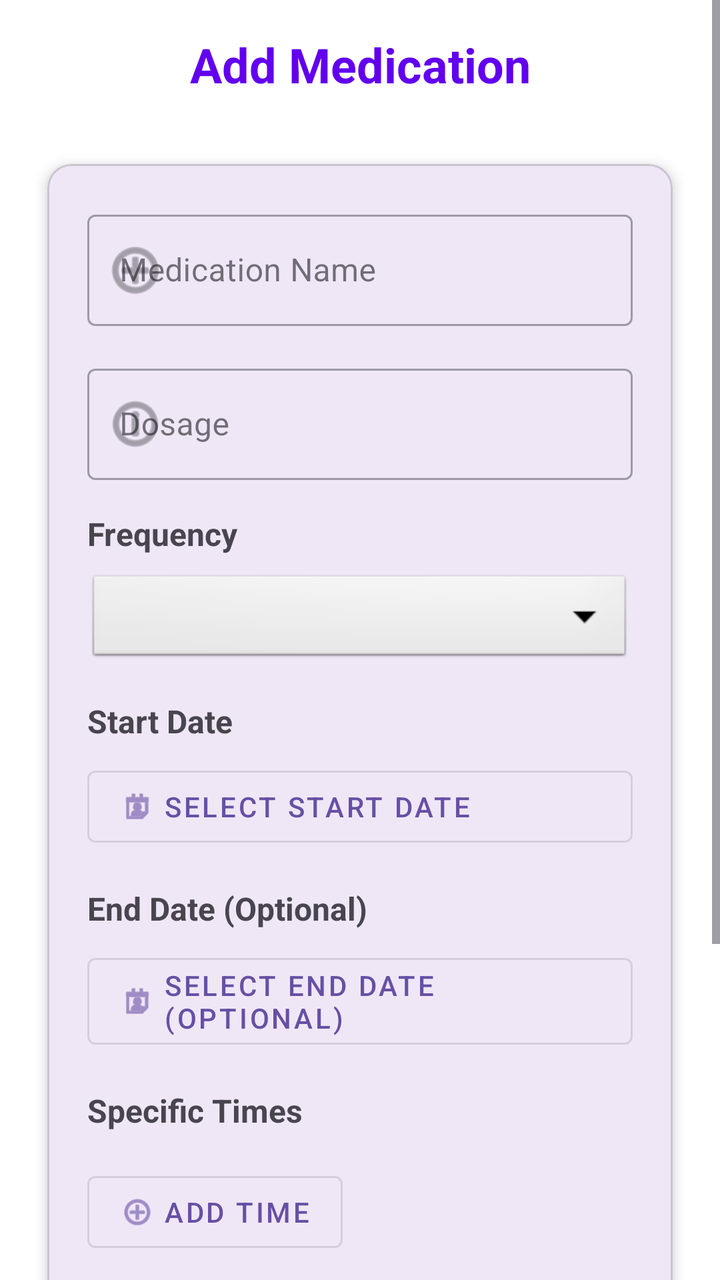
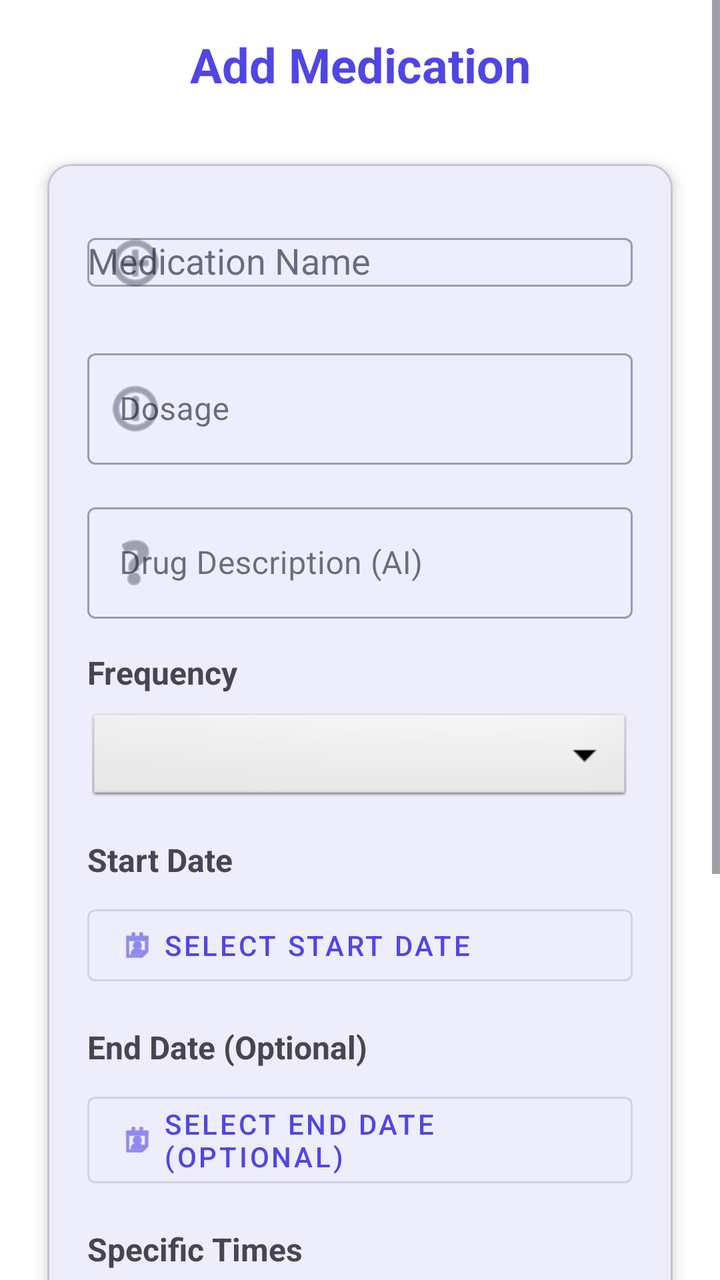

Screens rendered from an Android XML layout before and after an edit, with the pre-edit source and the edit as a unified diff.
<!-- AndroidManifest.xml: activity theme Theme.DoseBuddy -->
<!-- res/layout/activity_add_medication.xml -->
<?xml version="1.0" encoding="utf-8"?>
<ScrollView xmlns:android="http://schemas.android.com/apk/res/android"
    xmlns:app="http://schemas.android.com/apk/res-auto"
    xmlns:tools="http://schemas.android.com/tools"
    android:layout_width="match_parent"
    android:layout_height="match_parent"
    android:fillViewport="true"
    android:background="@color/white"
    tools:context=".AddMedicationActivity">

    <LinearLayout
        android:layout_width="match_parent"
        android:layout_height="wrap_content"
        android:orientation="vertical"
        android:padding="16dp">

        
        <TextView
            android:id="@+id/tv_header"
            android:layout_width="match_parent"
            android:layout_height="wrap_content"
            android:text="@string/add_medication"
            android:textSize="24sp"
            android:textStyle="bold"
            android:textColor="@color/design_default_color_primary"
            android:gravity="center"
            android:layout_marginBottom="24dp" />

        
        <com.google.android.material.card.MaterialCardView
            android:layout_width="match_parent"
            android:layout_height="wrap_content"
            android:layout_marginBottom="16dp"
            app:cardCornerRadius="12dp"
            app:cardElevation="4dp"
            app:cardUseCompatPadding="true">

            <LinearLayout
                android:layout_width="match_parent"
                android:layout_height="wrap_content"
                android:orientation="vertical"
                android:padding="20dp">

                
                <com.google.android.material.textfield.TextInputLayout
                    android:id="@+id/til_medication_name"
                    android:layout_width="match_parent"
                    android:layout_height="wrap_content"
                    android:layout_marginBottom="16dp"
                    android:hint="@string/medication_name"
                    app:startIconDrawable="@android:drawable/ic_menu_add"
                    app:endIconMode="clear_text"
                    style="@style/Widget.MaterialComponents.TextInputLayout.OutlinedBox">

                    <com.google.android.material.textfield.TextInputEditText
                        android:id="@+id/et_medication_name"
                        android:layout_width="match_parent"
                        android:layout_height="wrap_content"
                        android:inputType="textCapWords"
                        android:maxLines="1" />

                </com.google.android.material.textfield.TextInputLayout>

                
                <com.google.android.material.textfield.TextInputLayout
                    android:id="@+id/til_dosage"
                    android:layout_width="match_parent"
                    android:layout_height="wrap_content"
                    android:layout_marginBottom="16dp"
                    android:hint="@string/dosage"
                    app:startIconDrawable="@android:drawable/ic_menu_info_details"
                    app:endIconMode="clear_text"
                    style="@style/Widget.MaterialComponents.TextInputLayout.OutlinedBox">

                    <com.google.android.material.textfield.TextInputEditText
                        android:id="@+id/et_dosage"
                        android:layout_width="match_parent"
                        android:layout_height="wrap_content"
                        android:inputType="text"
                        android:maxLines="1" />

                </com.google.android.material.textfield.TextInputLayout>

                
                <TextView
                    android:layout_width="wrap_content"
                    android:layout_height="wrap_content"
                    android:text="@string/frequency"
                    android:textSize="16sp"
                    android:textStyle="bold"
                    android:layout_marginBottom="8dp" />

                <Spinner
                    android:id="@+id/spinner_frequency"
                    android:layout_width="match_parent"
                    android:layout_height="48dp"
                    android:layout_marginBottom="16dp"
                    android:background="@android:drawable/btn_dropdown"
                    android:padding="12dp" />

                
                <com.google.android.material.textfield.TextInputLayout
                    android:id="@+id/til_times_per_day"
                    android:layout_width="match_parent"
                    android:layout_height="wrap_content"
                    android:layout_marginBottom="16dp"
                    android:hint="@string/times_per_day"
                    android:visibility="gone"
                    style="@style/Widget.MaterialComponents.TextInputLayout.OutlinedBox">

                    <com.google.android.material.textfield.TextInputEditText
                        android:id="@+id/et_times_per_day"
                        android:layout_width="match_parent"
                        android:layout_height="wrap_content"
                        android:inputType="number"
                        android:maxLines="1" />

                </com.google.android.material.textfield.TextInputLayout>

                
                <TextView
                    android:layout_width="wrap_content"
                    android:layout_height="wrap_content"
                    android:text="@string/start_date"
                    android:textSize="16sp"
                    android:textStyle="bold"
                    android:layout_marginBottom="8dp" />

                <com.google.android.material.button.MaterialButton
                    android:id="@+id/btn_start_date"
                    android:layout_width="match_parent"
                    android:layout_height="wrap_content"
                    android:text="Select Start Date"
                    android:textAlignment="textStart"
                    android:layout_marginBottom="16dp"
                    app:icon="@android:drawable/ic_menu_my_calendar"
                    app:iconGravity="start"
                    style="@style/Widget.MaterialComponents.Button.OutlinedButton" />

                
                <TextView
                    android:layout_width="wrap_content"
                    android:layout_height="wrap_content"
                    android:text="@string/end_date"
                    android:textSize="16sp"
                    android:textStyle="bold"
                    android:layout_marginBottom="8dp" />

                <com.google.android.material.button.MaterialButton
                    android:id="@+id/btn_end_date"
                    android:layout_width="match_parent"
                    android:layout_height="wrap_content"
                    android:text="Select End Date (Optional)"
                    android:textAlignment="textStart"
                    android:layout_marginBottom="16dp"
                    app:icon="@android:drawable/ic_menu_my_calendar"
                    app:iconGravity="start"
                    style="@style/Widget.MaterialComponents.Button.OutlinedButton" />

                
                <TextView
                    android:id="@+id/tv_specific_times_label"
                    android:layout_width="wrap_content"
                    android:layout_height="wrap_content"
                    android:text="@string/specific_times"
                    android:textSize="16sp"
                    android:textStyle="bold"
                    android:layout_marginBottom="8dp" />

                <LinearLayout
                    android:id="@+id/ll_times_container"
                    android:layout_width="match_parent"
                    android:layout_height="wrap_content"
                    android:orientation="vertical"
                    android:layout_marginBottom="8dp" />

                <com.google.android.material.button.MaterialButton
                    android:id="@+id/btn_add_time"
                    android:layout_width="wrap_content"
                    android:layout_height="wrap_content"
                    android:text="@string/add_time"
                    android:layout_marginBottom="16dp"
                    app:icon="@android:drawable/ic_menu_add"
                    style="@style/Widget.MaterialComponents.Button.OutlinedButton" />

                
                <com.google.android.material.textfield.TextInputLayout
                    android:id="@+id/til_notes"
                    android:layout_width="match_parent"
                    android:layout_height="wrap_content"
                    android:layout_marginBottom="24dp"
                    android:hint="@string/notes"
                    app:endIconMode="clear_text"
                    style="@style/Widget.MaterialComponents.TextInputLayout.OutlinedBox">

                    <com.google.android.material.textfield.TextInputEditText
                        android:id="@+id/et_notes"
                        android:layout_width="match_parent"
                        android:layout_height="wrap_content"
                        android:inputType="textMultiLine"
                        android:maxLines="3"
                        android:minLines="2" />

                </com.google.android.material.textfield.TextInputLayout>

                
                <com.google.android.material.button.MaterialButton
                    android:id="@+id/btn_save_medication"
                    android:layout_width="match_parent"
                    android:layout_height="56dp"
                    android:text="@string/save_medication"
                    android:textSize="16sp"
                    android:textStyle="bold"
                    app:cornerRadius="8dp"
                    style="@style/Widget.MaterialComponents.Button" />

            </LinearLayout>

        </com.google.android.material.card.MaterialCardView>

        
        <ProgressBar
            android:id="@+id/progress_bar"
            android:layout_width="wrap_content"
            android:layout_height="wrap_content"
            android:layout_gravity="center"
            android:visibility="gone"
            android:layout_marginTop="16dp" />

    </LinearLayout>

</ScrollView>
<!-- resources referenced by this layout -->
<resources>
  <color name="white">#FFFFFFFF</color>
  <string name="add_medication">Add Medication</string>
  <string name="add_time">Add Time</string>
  <string name="dosage">Dosage</string>
  <string name="end_date">End Date (Optional)</string>
  <string name="frequency">Frequency</string>
  <string name="medication_name">Medication Name</string>
  <string name="notes">Notes (Optional)</string>
  <string name="save_medication">Save Medication</string>
  <string name="specific_times">Specific Times</string>
  <string name="start_date">Start Date</string>
  <string name="times_per_day">Times per Day</string>
  <style name="Theme.DoseBuddy" parent="Base.Theme.DoseBuddy" />
  <style name="Base.Theme.DoseBuddy" parent="Theme.Material3.DayNight.NoActionBar">
          
          
      </style>
</resources>

<!-- the commit's change to res/layout/activity_add_medication.xml (unified diff, before → after) -->
@@ -5,7 +5,7 @@
     android:layout_width="match_parent"
     android:layout_height="match_parent"
     android:fillViewport="true"
-    android:background="@color/white"
+    android:background="?attr/colorSurface"
     tools:context=".AddMedicationActivity">
 
     <LinearLayout
@@ -22,7 +22,7 @@
             android:text="@string/add_medication"
             android:textSize="24sp"
             android:textStyle="bold"
-            android:textColor="@color/design_default_color_primary"
+            android:textColor="?attr/colorPrimary"
             android:gravity="center"
             android:layout_marginBottom="24dp" />
 
@@ -52,12 +52,13 @@
                     app:endIconMode="clear_text"
                     style="@style/Widget.MaterialComponents.TextInputLayout.OutlinedBox">
 
-                    <com.google.android.material.textfield.TextInputEditText
+                    <AutoCompleteTextView
                         android:id="@+id/et_medication_name"
                         android:layout_width="match_parent"
                         android:layout_height="wrap_content"
                         android:inputType="textCapWords"
-                        android:maxLines="1" />
+                        android:maxLines="1"
+                        android:completionThreshold="1" />
 
                 </com.google.android.material.textfield.TextInputLayout>
 
@@ -78,6 +79,27 @@
                         android:layout_height="wrap_content"
                         android:inputType="text"
                         android:maxLines="1" />
+
+                </com.google.android.material.textfield.TextInputLayout>
+
+                
+                <com.google.android.material.textfield.TextInputLayout
+                    android:id="@+id/til_description"
+                    android:layout_width="match_parent"
+                    android:layout_height="wrap_content"
+                    android:layout_marginBottom="16dp"
+                    android:hint="Drug Description (AI)"
+                    app:startIconDrawable="@android:drawable/ic_menu_help"
+                    app:endIconMode="clear_text"
+                    style="@style/Widget.MaterialComponents.TextInputLayout.OutlinedBox">
+
+                    <com.google.android.material.textfield.TextInputEditText
+                        android:id="@+id/et_description"
+                        android:layout_width="match_parent"
+                        android:layout_height="wrap_content"
+                        android:inputType="textMultiLine"
+                        android:maxLines="3"
+                        android:minLines="1" />
 
                 </com.google.android.material.textfield.TextInputLayout>
 
<!-- resource entries referenced after the edit -->
@@ -1,6 +1,5 @@
 <!-- resources referenced by this layout -->
 <resources>
-  <color name="white">#FFFFFFFF</color>
   <string name="add_medication">Add Medication</string>
   <string name="add_time">Add Time</string>
   <string name="dosage">Dosage</string>
@@ -15,7 +14,50 @@
   <style name="Theme.DoseBuddy" parent="Base.Theme.DoseBuddy" />
   <style name="Base.Theme.DoseBuddy" parent="Theme.Material3.DayNight.NoActionBar">
           
+          <item name="colorPrimary">@color/md_theme_light_primary</item>
+          <item name="colorOnPrimary">@color/md_theme_light_onPrimary</item>
+          <item name="colorPrimaryContainer">@color/md_theme_light_primaryContainer</item>
+          <item name="colorOnPrimaryContainer">@color/md_theme_light_onPrimaryContainer</item>
+  
+          <item name="colorSecondary">@color/md_theme_light_secondary</item>
+          <item name="colorOnSecondary">@color/md_theme_light_onSecondary</item>
+          <item name="colorSecondaryContainer">@color/md_theme_light_secondaryContainer</item>
+          <item name="colorOnSecondaryContainer">@color/md_theme_light_onSecondaryContainer</item>
+  
+          <item name="colorTertiary">@color/md_theme_light_tertiary</item>
+          <item name="colorOnTertiary">@color/md_theme_light_onTertiary</item>
+  
+          <item name="colorError">@color/md_theme_light_error</item>
+          <item name="colorOnError">@color/md_theme_light_onError</item>
+  
+          <item name="android:windowBackground">@color/md_theme_light_background</item>
+          <item name="colorSurface">@color/md_theme_light_surface</item>
+          <item name="colorOnSurface">@color/md_theme_light_onSurface</item>
+          <item name="colorSurfaceVariant">@color/md_theme_light_surfaceVariant</item>
+          <item name="colorOnSurfaceVariant">@color/md_theme_light_onSurfaceVariant</item>
+          <item name="colorOutline">@color/md_theme_light_outline</item>
+  
           
+          <item name="android:statusBarColor">?attr/colorPrimary</item>
+          <item name="android:windowLightStatusBar" tools:targetApi="m">false</item>
       </style>
+  <color name="md_theme_light_primary">#4F46E5</color>
+  <color name="md_theme_light_onPrimary">#FFFFFF</color>
+  <color name="md_theme_light_primaryContainer">#E0E7FF</color>
+  <color name="md_theme_light_onPrimaryContainer">#312E81</color>
+  <color name="md_theme_light_secondary">#0D9488</color>
+  <color name="md_theme_light_onSecondary">#FFFFFF</color>
+  <color name="md_theme_light_secondaryContainer">#CCFBF1</color>
+  <color name="md_theme_light_onSecondaryContainer">#134E4A</color>
+  <color name="md_theme_light_tertiary">#7C3AED</color>
+  <color name="md_theme_light_onTertiary">#FFFFFF</color>
+  <color name="md_theme_light_error">#EF4444</color>
+  <color name="md_theme_light_onError">#FFFFFF</color>
+  <color name="md_theme_light_background">#F8FAFC</color>
+  <color name="md_theme_light_surface">#FFFFFF</color>
+  <color name="md_theme_light_onSurface">#0F172A</color>
+  <color name="md_theme_light_surfaceVariant">#F1F5F9</color>
+  <color name="md_theme_light_onSurfaceVariant">#475569</color>
+  <color name="md_theme_light_outline">#CBD5E1</color>
 </resources>
 
